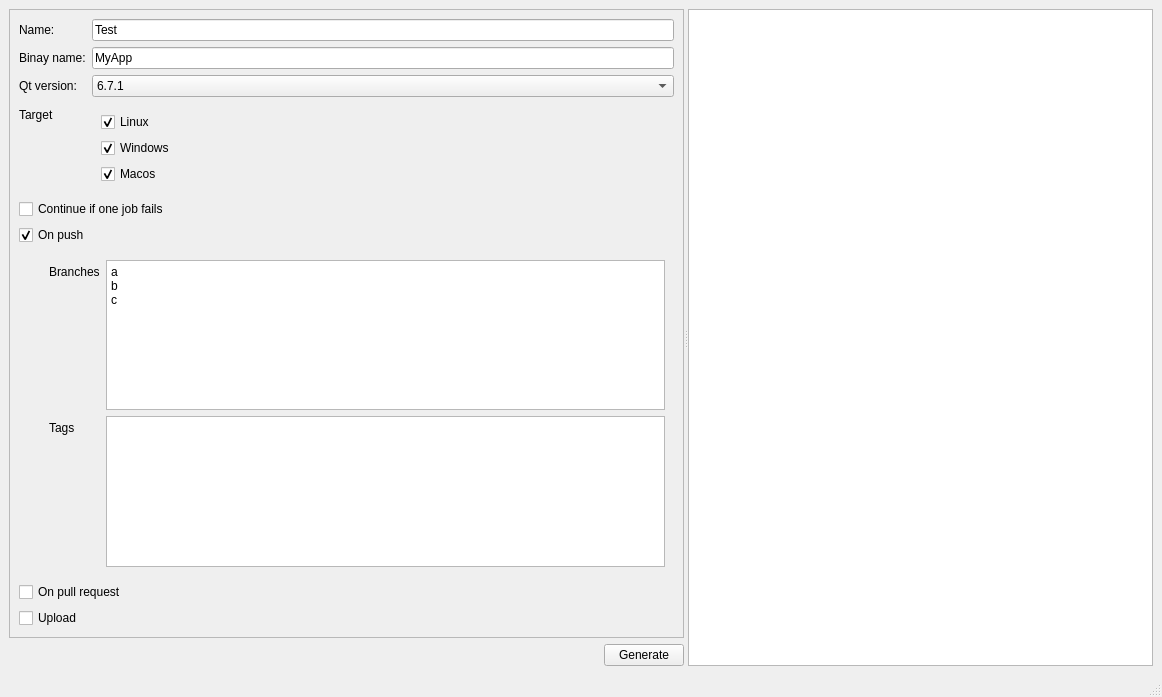
HamedMasafi/QtGithubActionsBuilder, file mainwindow.ui: the form before one commit.
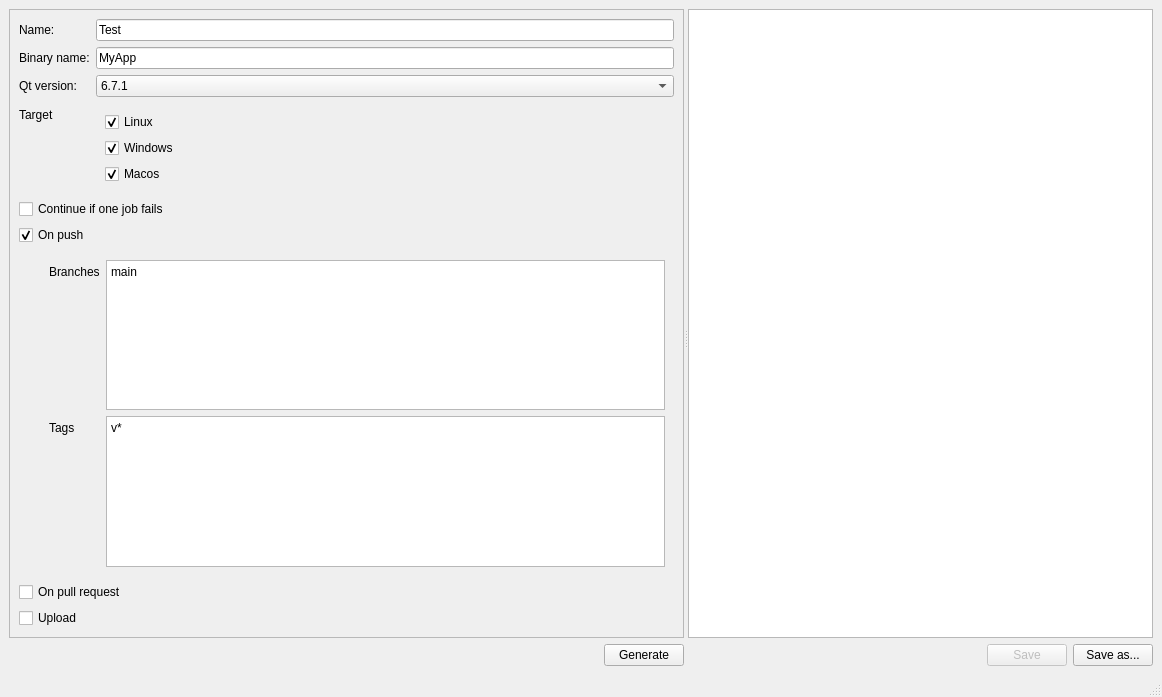
The form after the commit.

The edit to the form file:
```diff
--- a/mainwindow.ui
+++ b/mainwindow.ui
@@ -20,7 +20,7 @@
       <property name="orientation">
        <enum>Qt::Horizontal</enum>
       </property>
-      <widget class="QWidget" name="" native="true">
+      <widget class="QWidget" name="widget" native="true">
        <property name="sizePolicy">
         <sizepolicy hsizetype="Maximum" vsizetype="Preferred">
          <horstretch>0</horstretch>
@@ -28,6 +28,18 @@
         </sizepolicy>
        </property>
        <layout class="QVBoxLayout" name="verticalLayout_5">
+        <property name="leftMargin">
+         <number>0</number>
+        </property>
+        <property name="topMargin">
+         <number>0</number>
+        </property>
+        <property name="rightMargin">
+         <number>0</number>
+        </property>
+        <property name="bottomMargin">
+         <number>0</number>
+        </property>
         <item>
          <widget class="QScrollArea" name="scrollArea">
           <property name="widgetResizable">
@@ -38,8 +50,8 @@
             <rect>
              <x>0</x>
              <y>0</y>
-             <width>274</width>
-             <height>598</height>
+             <width>372</width>
+             <height>600</height>
             </rect>
            </property>
            <layout class="QVBoxLayout" name="verticalLayout_2">
@@ -62,7 +74,7 @@
               <item row="1" column="0">
                <widget class="QLabel" name="label_2">
                 <property name="text">
-                 <string>Binay name:</string>
+                 <string>Binary name:</string>
                 </property>
                </widget>
               </item>
@@ -127,7 +139,7 @@
                </widget>
               </item>
               <item row="3" column="1">
-               <widget class="QWidget" name="" native="true">
+               <widget class="QWidget" name="widget" native="true">
                 <layout class="QVBoxLayout" name="verticalLayout">
                  <item>
                   <widget class="QCheckBox" name="checkBoxLinux">
@@ -210,9 +222,7 @@
                <item row="0" column="1">
                 <widget class="QPlainTextEdit" name="plainTextEditPushBranches">
                  <property name="plainText">
-                  <string>a
-b
-c</string>
+                  <string>main</string>
                  </property>
                 </widget>
                </item>
@@ -224,7 +234,11 @@
                 </widget>
                </item>
                <item row="1" column="1">
-                <widget class="QPlainTextEdit" name="plainTextEditPushTags"/>
+                <widget class="QPlainTextEdit" name="plainTextEditPushTags">
+                 <property name="plainText">
+                  <string>v*</string>
+                 </property>
+                </widget>
                </item>
               </layout>
              </widget>
@@ -273,15 +287,46 @@
         </item>
        </layout>
       </widget>
-      <widget class="QTextBrowser" name="textBrowserBuildOutput">
-       <property name="font">
-        <font>
-         <family>Hack</family>
-         <pointsize>10</pointsize>
-         <italic>false</italic>
-         <bold>false</bold>
-        </font>
-       </property>
+      <widget class="QWidget" name="verticalLayoutWidget">
+       <layout class="QVBoxLayout" name="verticalLayout_4">
+        <item>
+         <widget class="QTextBrowser" name="textBrowserBuildOutput"/>
+        </item>
+        <item>
+         <layout class="QHBoxLayout" name="horizontalLayout_2">
+          <item>
+           <spacer name="horizontalSpacer_2">
+            <property name="orientation">
+             <enum>Qt::Horizontal</enum>
+            </property>
+            <property name="sizeHint" stdset="0">
+             <size>
+              <width>40</width>
+              <height>20</height>
+             </size>
+            </property>
+           </spacer>
+          </item>
+          <item>
+           <widget class="QPushButton" name="pushButtonSave">
+            <property name="enabled">
+             <bool>false</bool>
+            </property>
+            <property name="text">
+             <string>Save</string>
+            </property>
+           </widget>
+          </item>
+          <item>
+           <widget class="QPushButton" name="pushButtonSaveAs">
+            <property name="text">
+             <string>Save as...</string>
+            </property>
+           </widget>
+          </item>
+         </layout>
+        </item>
+       </layout>
       </widget>
      </widget>
     </item>
```
Left out of the diff: 2 changed lines with no effect on the pictures.
